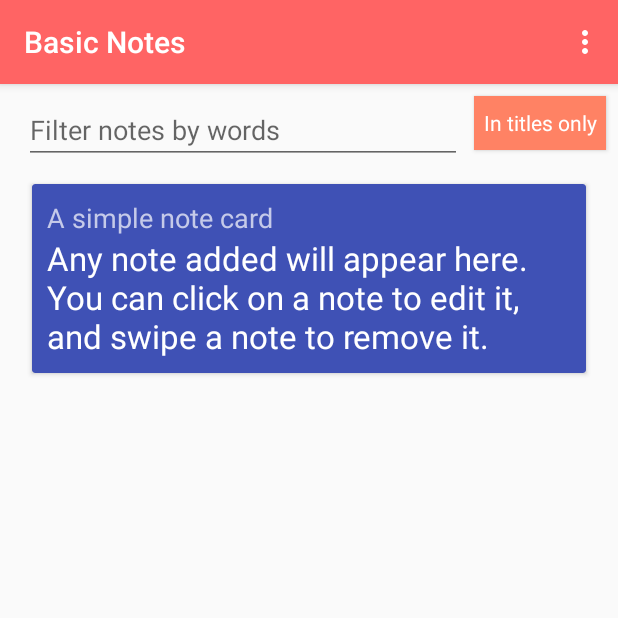
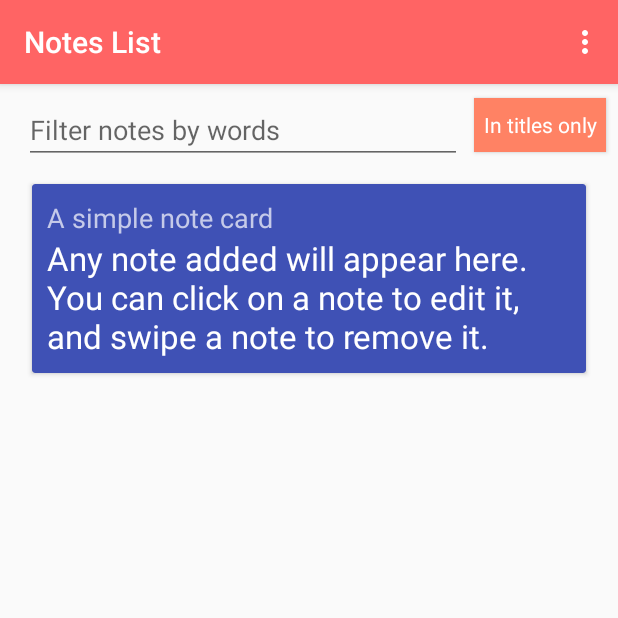
Before and after one commit to Segmev/basicnotesandroid, an Android app: the screen it shows after launch (MainActivity), on a phone screen of 412 x 824 dp, the top half of it. Run offline under Robolectric (Android 15) with nearby library versions, the phone set to English and light mode, and no system bars.

Commit message:
Upgrade to API 27 and titles changes + optimisation and code clean

```diff
--- a/app/src/main/java/com/et/segmev/basicnotes/CustomNotesAdapter.kt
+++ b/app/src/main/java/com/et/segmev/basicnotes/CustomNotesAdapter.kt
@@ -8,30 +8,26 @@ import android.view.View
 import android.view.ViewGroup
 import android.widget.TextView
 
-/**
- * Created by segmev on 05/03/2018.
- */
-
 class CustomNotesAdapter(private val notesList: ArrayList<Note>):
         RecyclerView.Adapter<CustomNotesAdapter.ViewHolder>() {
 
-    override fun onBindViewHolder(holder: ViewHolder?, pos: Int) {
-        holder?.txtTitle?.text = notesList[pos].title
-        holder?.txtInformation?.text = notesList[pos].info
-        val card = holder?.itemView?.findViewById<CardView>(R.id.card)
+    override fun onBindViewHolder(holder: ViewHolder, pos: Int) {
+        holder.txtTitle.text = notesList[pos].title
+        holder.txtInformation.text = notesList[pos].info
+        val card = holder.itemView?.findViewById<CardView>(R.id.card)
         val primaryCardColors = card?.resources?.obtainTypedArray(R.array.card_primary_colors)
         val lightCardColors = card?.resources?.obtainTypedArray(R.array.card_light_colors)
         card?.setCardBackgroundColor(primaryCardColors?.getColor((pos) % primaryCardColors.length(), 0)!!)
-        holder?.txtTitle?.setTextColor(lightCardColors?.getColor((pos) % lightCardColors.length(), 0)!!)
+        holder.txtTitle.setTextColor(lightCardColors?.getColor((pos) % lightCardColors.length(), 0)!!)
         primaryCardColors?.recycle()
-        lightCardColors?.recycle()
+        lightCardColors.recycle()
     }
 
-    override fun onCreateViewHolder(parent: ViewGroup?, viewType: Int): ViewHolder {
-        val v = LayoutInflater.from(parent?.context).inflate(R.layout.note_item_layout, parent, false)
+    override fun onCreateViewHolder(parent: ViewGroup, viewType: Int): ViewHolder {
+        val v = LayoutInflater.from(parent.context).inflate(R.layout.note_item_layout, parent, false)
         v.setOnClickListener {
             val intent = Intent(v.context, EditNoteActivity::class.java)
-            intent.putExtra("title", notesList[parent?.indexOfChild(v)!!].title)
+            intent.putExtra("title", notesList[parent.indexOfChild(v)].title)
             intent.putExtra("info", notesList[parent.indexOfChild(v)].info)
             intent.putExtra("isNewNote", false)
             intent.putExtra("id", notesList[parent.indexOfChild(v)].id)
--- a/app/src/main/java/com/et/segmev/basicnotes/MainActivity.kt
+++ b/app/src/main/java/com/et/segmev/basicnotes/MainActivity.kt
@@ -18,7 +18,7 @@ import kotlinx.android.synthetic.main.activity_main.*
 
 class MainActivity : AppCompatActivity() {
     private val ADD_NOTE_CODE = 1
-    val dbHandler : MyDBHandler = MyDBHandler(this, null, null, 1)
+    val dbHandler: MyDBHandler = MyDBHandler(this, null)
     var adapter: CustomNotesAdapter? = null
     var lastDeletedNote: Note? = null
     var orderByAsc = false
@@ -27,6 +27,7 @@ class MainActivity : AppCompatActivity() {
     override fun onCreate(savedInstanceState: Bundle?) {
         super.onCreate(savedInstanceState)
         setContentView(R.layout.activity_main)
+        supportActionBar?.title = getString(R.string.mainactivity_title)
 
         val rv = findViewById<RecyclerView>(R.id.recyclerView)
         rv.layoutManager = LinearLayoutManager(this, LinearLayout.VERTICAL, false)
--- a/app/src/main/java/com/et/segmev/basicnotes/MyDBHandler.kt
+++ b/app/src/main/java/com/et/segmev/basicnotes/MyDBHandler.kt
@@ -8,11 +8,8 @@ import android.util.Log
 import java.text.SimpleDateFormat
 import java.util.*
 
-/**
- * Created by segmev on 07/03/2018.
- */
-class MyDBHandler(context: Context, name: String?, factory: SQLiteDatabase.CursorFactory?,
-                  version: Int) : SQLiteOpenHelper(context, DATABASE_NAME, factory, DATABASE_VERSION) {
+class MyDBHandler(context: Context, factory: SQLiteDatabase.CursorFactory?)
+    : SQLiteOpenHelper(context, DATABASE_NAME, factory, DATABASE_VERSION) {
     companion object {
         private val DATABASE_VERSION = 5
         private val DATABASE_NAME = "notesDB.db"
@@ -122,9 +119,8 @@ class MyDBHandler(context: Context, name: String?, factory: SQLiteDatabase.Curso
     fun findNote(word: String): Note? {
         Log.i(TAG, "find $word")
 
-        var query = "SELECT * from $TABLE_NOTES WHERE $COLUMN_TITLE = \"$word\" "
         val p0 = this.writableDatabase
-        val cursor = p0.rawQuery(query, null)
+        val cursor = p0.rawQuery("SELECT * from $TABLE_NOTES WHERE $COLUMN_TITLE = \"$word\" ", null)
         var note: Note? = null
 
         if (cursor.moveToFirst()) {
--- a/app/src/main/java/com/et/segmev/basicnotes/Note.kt
+++ b/app/src/main/java/com/et/segmev/basicnotes/Note.kt
@@ -1,6 +1,3 @@
 package com.et.segmev.basicnotes
 
-/**
- * Created by segmev on 05/03/2018.
- */
 data class Note(var title: String, var info: String, var id: Int = -1)
--- a/app/src/main/res/layout/activity_main.xml
+++ b/app/src/main/res/layout/activity_main.xml
@@ -12,14 +12,14 @@
         android:layout_height="wrap_content"
         android:layout_marginBottom="16dp"
         android:layout_marginEnd="16dp"
+        android:layout_marginRight="16dp"
         android:clickable="true"
         android:focusable="true"
         android:tint="@color/colorWhite"
         app:backgroundTint="@color/colorPrimary"
         app:layout_constraintBottom_toBottomOf="parent"
         app:layout_constraintEnd_toEndOf="parent"
-        app:srcCompat="@android:drawable/ic_input_add"
-        android:layout_marginRight="16dp" />
+        app:srcCompat="@android:drawable/ic_input_add" />
 
     <android.support.v7.widget.RecyclerView
         android:id="@+id/recyclerView"
@@ -42,14 +42,14 @@
         android:layout_width="0dp"
         android:layout_height="wrap_content"
         android:layout_marginEnd="8dp"
+        android:layout_marginLeft="16dp"
+        android:layout_marginRight="8dp"
         android:layout_marginStart="16dp"
         android:layout_marginTop="8dp"
         android:hint="@string/filter_notes_by_words"
         app:layout_constraintEnd_toStartOf="@+id/toggleButton"
         app:layout_constraintStart_toStartOf="parent"
-        app:layout_constraintTop_toTopOf="parent"
-        android:layout_marginLeft="16dp"
-        android:layout_marginRight="8dp" />
+        app:layout_constraintTop_toTopOf="parent" />
 
     <Button
         android:id="@+id/toggleButton"
@@ -57,13 +57,13 @@
         android:layout_width="wrap_content"
         android:layout_height="36dp"
         android:layout_marginEnd="8dp"
-        android:layout_marginTop="8dp"
+        android:layout_marginRight="8dp"
+        android:layout_marginTop="9dp"
         android:background="@color/colorPrimaryDark"
         android:text="@string/in_titles_only"
         android:textColor="@color/colorWhite"
         app:layout_constraintEnd_toEndOf="parent"
-        app:layout_constraintTop_toTopOf="parent"
-        android:layout_marginRight="8dp" />
+        app:layout_constraintTop_toTopOf="parent" />
 
 
 </android.support.constraint.ConstraintLayout>
--- a/app/src/main/res/values/strings.xml
+++ b/app/src/main/res/values/strings.xml
@@ -12,4 +12,6 @@
     <string name="undo_menuitem">Undo note delete</string>
     <string name="lest_recent_first_menuitem">Older notes first</string>
     <string name="note_restored_toast">Note restored</string>
+    <string name="editnote_title">Note information</string>
+    <string name="mainactivity_title">Notes List</string>
 </resources>
```
Also changed, not shown: app/build.gradle (+6 -6 lines), app/src/main/java/com/et/segmev/basicnotes/EditNoteActivity.kt (+3 -6 lines).
